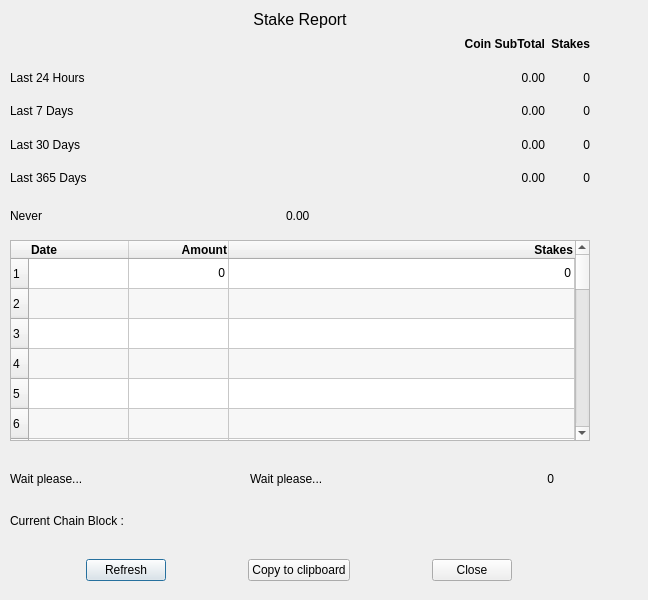
First picture: the form in src/qt/forms/stakereportdialog.ui, repository Tillkoeln/WYTF, before the edit.
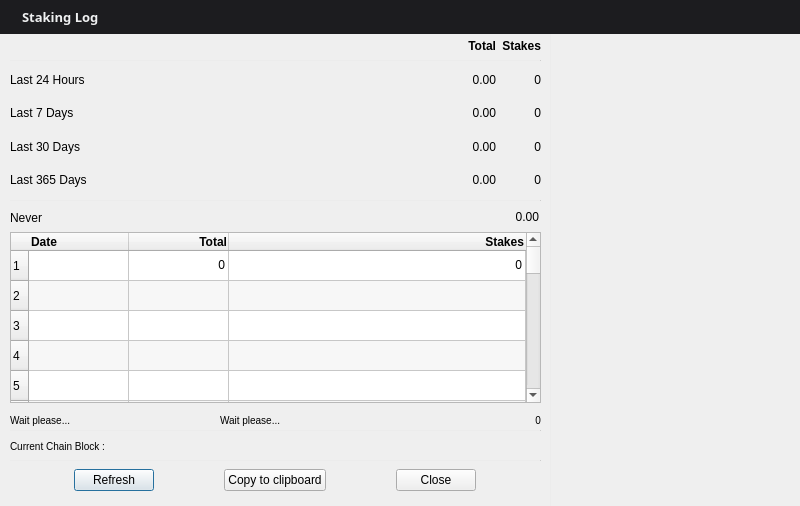
Second picture: the form after the edit. Icons and pictures are not drawn.

```diff
--- a/src/qt/forms/stakereportdialog.ui
+++ b/src/qt/forms/stakereportdialog.ui
@@ -6,20 +6,20 @@
    <rect>
     <x>0</x>
     <y>0</y>
-    <width>648</width>
-    <height>600</height>
+    <width>800</width>
+    <height>506</height>
    </rect>
   </property>
   <property name="minimumSize">
    <size>
-    <width>600</width>
-    <height>600</height>
+    <width>800</width>
+    <height>506</height>
    </size>
   </property>
   <property name="maximumSize">
    <size>
-    <width>650</width>
-    <height>800</height>
+    <width>800</width>
+    <height>506</height>
    </size>
   </property>
   <property name="windowTitle">
@@ -28,57 +28,12 @@
   <property name="modal">
    <bool>false</bool>
   </property>
-  <widget class="QLabel" name="label">
-   <property name="geometry">
-    <rect>
-     <x>10</x>
-     <y>10</y>
-     <width>580</width>
-     <height>20</height>
-    </rect>
-   </property>
-   <property name="minimumSize">
-    <size>
-     <width>580</width>
-     <height>20</height>
-    </size>
-   </property>
-   <property name="font">
-    <font>
-     <family>MS Shell Dlg 2</family>
-     <pointsize>12</pointsize>
-     <weight>50</weight>
-     <bold>false</bold>
-    </font>
-   </property>
-   <property name="toolTip">
-    <string>Earnings made by Stakes over time</string>
-   </property>
-   <property name="frameShape">
-    <enum>QFrame::NoFrame</enum>
-   </property>
-   <property name="frameShadow">
-    <enum>QFrame::Sunken</enum>
-   </property>
-   <property name="lineWidth">
-    <number>2</number>
-   </property>
-   <property name="midLineWidth">
-    <number>3</number>
-   </property>
-   <property name="text">
-    <string>Stake Report</string>
-   </property>
-   <property name="alignment">
-    <set>Qt::AlignHCenter|Qt::AlignTop</set>
-   </property>
-  </widget>
   <widget class="QWidget" name="gridLayoutWidget">
    <property name="geometry">
     <rect>
      <x>10</x>
-     <y>30</y>
-     <width>580</width>
+     <y>32</y>
+     <width>531</width>
      <height>162</height>
     </rect>
    </property>
@@ -125,7 +80,7 @@
        </font>
       </property>
       <property name="text">
-       <string>Coin SubTotal</string>
+       <string>Total</string>
       </property>
       <property name="alignment">
        <set>Qt::AlignRight|Qt::AlignTrailing|Qt::AlignVCenter</set>
@@ -412,17 +367,17 @@
    <property name="geometry">
     <rect>
      <x>10</x>
-     <y>200</y>
-     <width>581</width>
+     <y>202</y>
+     <width>531</width>
      <height>31</height>
     </rect>
    </property>
-   <layout class="QHBoxLayout" name="horizontalLayout2" stretch="0,0">
+   <layout class="QHBoxLayout" name="horizontalLayout2" stretch="0,0,0">
     <property name="sizeConstraint">
      <enum>QLayout::SetDefaultConstraint</enum>
     </property>
     <property name="rightMargin">
-     <number>35</number>
+     <number>2</number>
     </property>
     <item>
      <widget class="QLabel" name="L_LastStakeTime">
@@ -453,6 +408,19 @@
       </property>
      </widget>
     </item>
+    <item>
+     <spacer name="horizontalSpacer">
+      <property name="orientation">
+       <enum>Qt::Horizontal</enum>
+      </property>
+      <property name="sizeHint" stdset="0">
+       <size>
+        <width>40</width>
+        <height>20</height>
+       </size>
+      </property>
+     </spacer>
+    </item>
     <item>
      <widget class="QLabel" name="Amount_Last">
       <property name="enabled">
@@ -482,13 +450,16 @@
        <string>Stakes in last mature Stake</string>
       </property>
       <property name="text">
-       <string>0.00</string>
+       <string>&lt;html&gt;&lt;head/&gt;&lt;body&gt;&lt;p align=&quot;right&quot;&gt;0.00&lt;/p&gt;&lt;/body&gt;&lt;/html&gt;</string>
       </property>
       <property name="alignment">
        <set>Qt::AlignLeading|Qt::AlignLeft|Qt::AlignVCenter</set>
       </property>
       <property name="margin">
-       <number>2</number>
+       <number>4</number>
+      </property>
+      <property name="indent">
+       <number>-1</number>
       </property>
      </widget>
     </item>
@@ -498,9 +469,9 @@
    <property name="geometry">
     <rect>
      <x>10</x>
-     <y>240</y>
-     <width>580</width>
-     <height>201</height>
+     <y>232</y>
+     <width>531</width>
+     <height>171</height>
     </rect>
    </property>
    <property name="sizePolicy">
@@ -577,7 +548,7 @@
    </column>
    <column>
     <property name="text">
-     <string>Amount</string>
+     <string>Total</string>
     </property>
     <property name="font">
      <font>
@@ -658,21 +629,22 @@
    <property name="geometry">
     <rect>
      <x>10</x>
-     <y>500</y>
-     <width>580</width>
-     <height>41</height>
+     <y>430</y>
+     <width>531</width>
+     <height>33</height>
     </rect>
    </property>
    <property name="font">
     <font>
-     <pointsize>9</pointsize>
-     <weight>50</weight>
-     <bold>false</bold>
+     <pointsize>-1</pointsize>
     </font>
    </property>
    <property name="toolTip">
     <string>Data of the current block.</string>
    </property>
+   <property name="styleSheet">
+    <string notr="true">font-size:10px;</string>
+   </property>
    <property name="text">
     <string>Current Chain Block :</string>
    </property>
@@ -680,15 +652,15 @@
     <set>Qt::AlignLeading|Qt::AlignLeft|Qt::AlignVCenter</set>
    </property>
    <property name="margin">
-    <number>2</number>
+    <number>4</number>
    </property>
   </widget>
   <widget class="QWidget" name="horizontalLayoutWidget">
    <property name="geometry">
     <rect>
      <x>10</x>
-     <y>550</y>
-     <width>580</width>
+     <y>460</y>
+     <width>531</width>
      <height>40</height>
     </rect>
    </property>
@@ -761,22 +733,23 @@
   <widget class="QLabel" name="Stake_Counted">
    <property name="geometry">
     <rect>
-     <x>413</x>
-     <y>460</y>
+     <x>400</x>
+     <y>410</y>
      <width>141</width>
-     <height>38</height>
+     <height>20</height>
     </rect>
    </property>
    <property name="font">
     <font>
-     <pointsize>9</pointsize>
-     <weight>50</weight>
-     <bold>false</bold>
+     <pointsize>-1</pointsize>
     </font>
    </property>
    <property name="toolTip">
     <string>Total Stakes Analyzed</string>
    </property>
+   <property name="styleSheet">
+    <string notr="true">font-size:10px;</string>
+   </property>
    <property name="text">
     <string>0</string>
    </property>
@@ -790,22 +763,23 @@
   <widget class="QLabel" name="TimeTook_2">
    <property name="geometry">
     <rect>
-     <x>250</x>
-     <y>460</y>
+     <x>220</x>
+     <y>410</y>
      <width>161</width>
-     <height>38</height>
+     <height>20</height>
     </rect>
    </property>
    <property name="font">
     <font>
-     <pointsize>9</pointsize>
-     <weight>50</weight>
-     <bold>false</bold>
+     <pointsize>-1</pointsize>
     </font>
    </property>
    <property name="toolTip">
     <string>Time took to refresh dialog</string>
    </property>
+   <property name="styleSheet">
+    <string notr="true">font-size:10px;</string>
+   </property>
    <property name="text">
     <string>Wait please...</string>
    </property>
@@ -817,16 +791,14 @@
    <property name="geometry">
     <rect>
      <x>10</x>
-     <y>460</y>
+     <y>410</y>
      <width>171</width>
-     <height>38</height>
+     <height>20</height>
     </rect>
    </property>
    <property name="font">
     <font>
-     <pointsize>9</pointsize>
-     <weight>50</weight>
-     <bold>false</bold>
+     <pointsize>-1</pointsize>
     </font>
    </property>
    <property name="toolTip">
@@ -835,6 +807,9 @@
    <property name="layoutDirection">
     <enum>Qt::LeftToRight</enum>
    </property>
+   <property name="styleSheet">
+    <string notr="true">font-size:10px;</string>
+   </property>
    <property name="frameShadow">
     <enum>QFrame::Plain</enum>
    </property>
@@ -845,6 +820,163 @@
     <number>4</number>
    </property>
   </widget>
+  <widget class="QWidget" name="widget" native="true">
+   <property name="geometry">
+    <rect>
+     <x>0</x>
+     <y>0</y>
+     <width>800</width>
+     <height>34</height>
+    </rect>
+   </property>
+   <property name="maximumSize">
+    <size>
+     <width>16777215</width>
+     <height>38</height>
+    </size>
+   </property>
+   <property name="styleSheet">
+    <string notr="true">background-color: #1C1C1F;</string>
+   </property>
+   <layout class="QHBoxLayout" name="horizontalLayout_4">
+    <item>
+     <widget class="QLabel" name="label_2">
+      <property name="maximumSize">
+       <size>
+        <width>16</width>
+        <height>16777215</height>
+       </size>
+      </property>
+      <property name="text">
+       <string>&lt;html&gt;&lt;head/&gt;&lt;body&gt;&lt;p&gt;&lt;img src=&quot;:/icons/posweight&quot;/&gt;&lt;/p&gt;&lt;/body&gt;&lt;/html&gt;</string>
+      </property>
+     </widget>
+    </item>
+    <item>
+     <widget class="QLabel" name="label_5">
+      <property name="font">
+       <font>
+        <family>Sans</family>
+        <pointsize>11</pointsize>
+        <weight>75</weight>
+        <bold>true</bold>
+       </font>
+      </property>
+      <property name="text">
+       <string>&lt;html&gt;&lt;head/&gt;&lt;body&gt;&lt;p&gt;&lt;span style=&quot; font-size:13px; color:#eff0f1;&quot;&gt;Staking Log&lt;/span&gt;&lt;/p&gt;&lt;/body&gt;&lt;/html&gt;</string>
+      </property>
+     </widget>
+    </item>
+   </layout>
+  </widget>
+  <widget class="Line" name="line">
+   <property name="geometry">
+    <rect>
+     <x>10</x>
+     <y>200</y>
+     <width>531</width>
+     <height>1</height>
+    </rect>
+   </property>
+   <property name="styleSheet">
+    <string notr="true">background-color:#CDCDCD;</string>
+   </property>
+   <property name="orientation">
+    <enum>Qt::Horizontal</enum>
+   </property>
+  </widget>
+  <widget class="Line" name="line_2">
+   <property name="geometry">
+    <rect>
+     <x>10</x>
+     <y>460</y>
+     <width>531</width>
+     <height>1</height>
+    </rect>
+   </property>
+   <property name="styleSheet">
+    <string notr="true">background-color:#CDCDCD;</string>
+   </property>
+   <property name="orientation">
+    <enum>Qt::Horizontal</enum>
+   </property>
+  </widget>
+  <widget class="Line" name="line_3">
+   <property name="geometry">
+    <rect>
+     <x>10</x>
+     <y>60</y>
+     <width>531</width>
+     <height>1</height>
+    </rect>
+   </property>
+   <property name="styleSheet">
+    <string notr="true">background-color:#CDCDCD;</string>
+   </property>
+   <property name="orientation">
+    <enum>Qt::Horizontal</enum>
+   </property>
+  </widget>
+  <widget class="Line" name="line_4">
+   <property name="geometry">
+    <rect>
+     <x>10</x>
+     <y>430</y>
+     <width>531</width>
+     <height>1</height>
+    </rect>
+   </property>
+   <property name="styleSheet">
+    <string notr="true">background-color:#CDCDCD;</string>
+   </property>
+   <property name="orientation">
+    <enum>Qt::Horizontal</enum>
+   </property>
+  </widget>
+  <widget class="QLabel" name="label">
+   <property name="geometry">
+    <rect>
+     <x>570</x>
+     <y>40</y>
+     <width>221</width>
+     <height>471</height>
+    </rect>
+   </property>
+   <property name="text">
+    <string>&lt;html&gt;&lt;head/&gt;&lt;body&gt;&lt;p&gt;&lt;img src=&quot;:/images/stakinglogimage&quot;/&gt;&lt;/p&gt;&lt;/body&gt;&lt;/html&gt;</string>
+   </property>
+  </widget>
+  <widget class="Line" name="line_5">
+   <property name="geometry">
+    <rect>
+     <x>550</x>
+     <y>30</y>
+     <width>1</width>
+     <height>480</height>
+    </rect>
+   </property>
+   <property name="styleSheet">
+    <string notr="true">background-color:#CDCDCD;</string>
+   </property>
+   <property name="orientation">
+    <enum>Qt::Vertical</enum>
+   </property>
+  </widget>
+  <zorder>line_5</zorder>
+  <zorder>gridLayoutWidget</zorder>
+  <zorder>horizontalLayoutWidget2</zorder>
+  <zorder>StakeReportTable</zorder>
+  <zorder>L_CurrentBlock</zorder>
+  <zorder>horizontalLayoutWidget</zorder>
+  <zorder>Stake_Counted</zorder>
+  <zorder>TimeTook_2</zorder>
+  <zorder>TimeTook</zorder>
+  <zorder>widget</zorder>
+  <zorder>line</zorder>
+  <zorder>line_2</zorder>
+  <zorder>line_3</zorder>
+  <zorder>line_4</zorder>
+  <zorder>label</zorder>
  </widget>
  <resources/>
  <connections>
```
Left out of the diff: 160 changed lines with no effect on the pictures.
